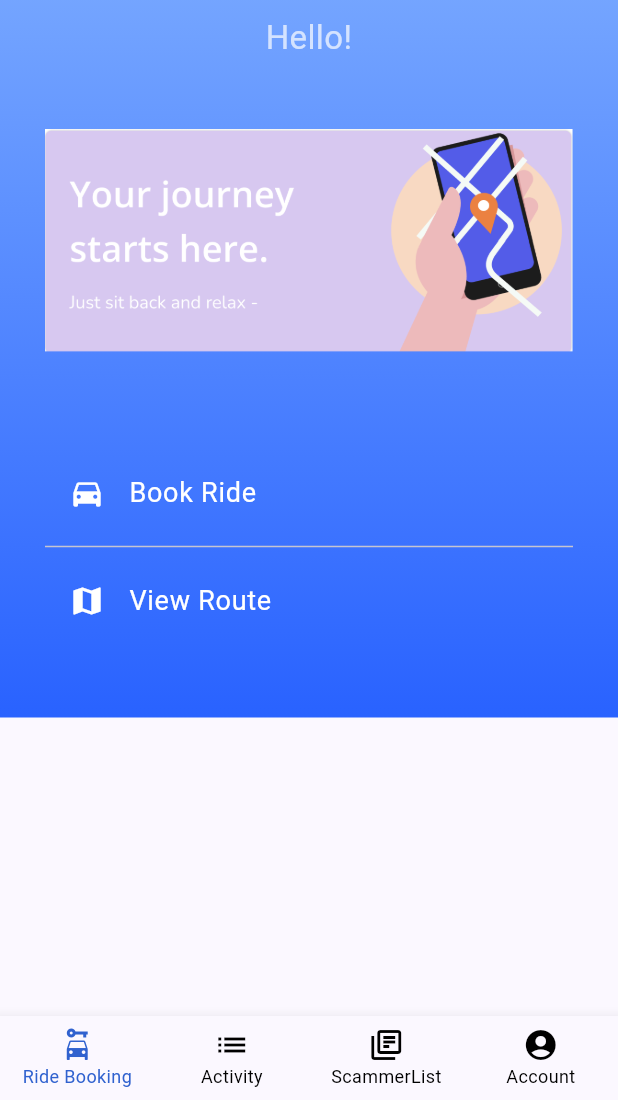
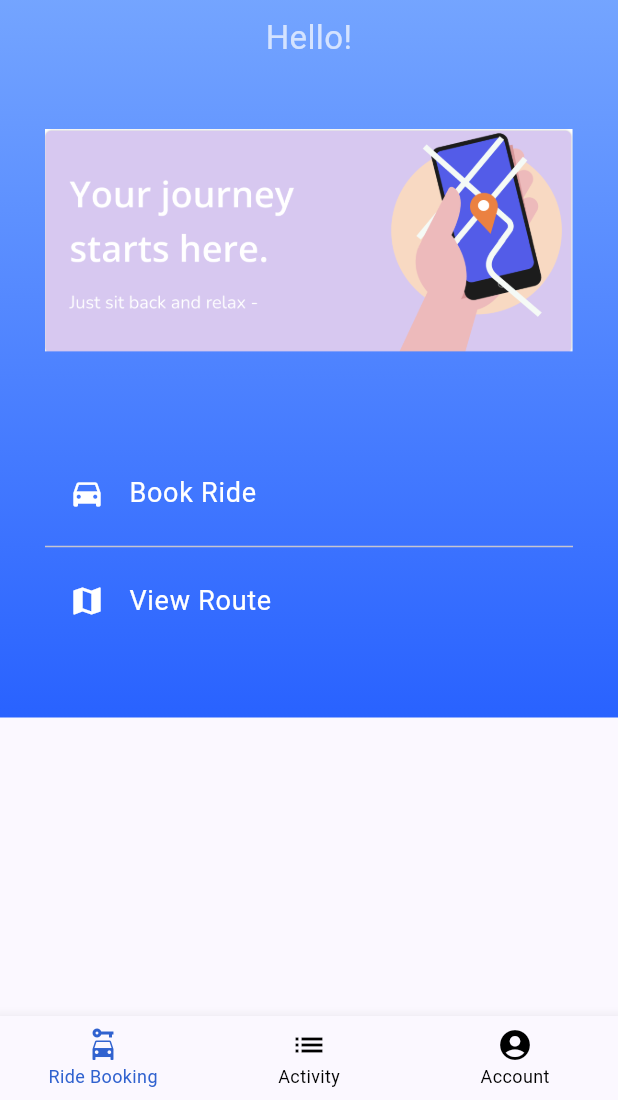
Before and after one commit to Jinghanwong/siswa-ride, a Flutter app: the Dashboard screen opened directly, on a phone screen of 412 x 824 dp, the part 136-1236 px from its top. Run offline on Flutter 3.47's test engine with Material 3 defaults, Android fonts, the phone set to English and light mode, and no system bars; our stand-ins replace cloud_firestore, connectivity_plus, firebase_auth, firebase_core, firebase_database, firebase_storage and 1 more; accounts and stored records are empty.

Commit message:
Update dashboard.dart

```diff
--- a/lib/pages/dashboard.dart
+++ b/lib/pages/dashboard.dart
@@ -2,12 +2,11 @@ import 'package:flutter/material.dart';
 import 'package:siswa_ride/pages/account_page.dart';
 import 'package:siswa_ride/pages/activity_page.dart';
 import 'package:siswa_ride/pages/mainpage.dart';
-import 'package:siswa_ride/pages/scammerlist_page.dart'; // Adjust import path as per your project
 
 class Dashboard extends StatefulWidget {
   final String userName; // Declare userName as a property
 
-  const Dashboard({super.key, required this.userName});
+  const Dashboard({Key? key, required this.userName}) : super(key: key);
 
   @override
   State<Dashboard> createState() => _DashboardState();
@@ -21,7 +20,7 @@ class _DashboardState extends State<Dashboard>
   @override
   void initState() {
     super.initState();
-    controller = TabController(length: 4, vsync: this);
+    controller = TabController(length: 3, vsync: this);
   }
 
   @override
@@ -39,7 +38,6 @@ class _DashboardState extends State<Dashboard>
         children: [
           MainPage(userName: widget.userName), // Pass userName to MainPage
           ActivityPage(),
-          ScammerListPage(),
           AccountPage(),
         ],
       ),
@@ -48,8 +46,6 @@ class _DashboardState extends State<Dashboard>
           BottomNavigationBarItem(
               icon: Icon(Icons.car_rental), label: "Ride Booking"),
           BottomNavigationBarItem(icon: Icon(Icons.list), label: "Activity"),
-          BottomNavigationBarItem(
-              icon: Icon(Icons.library_books_outlined), label: "ScammerList"),
           BottomNavigationBarItem(
               icon: Icon(Icons.account_circle_rounded), label: "Account"),
         ],
```
